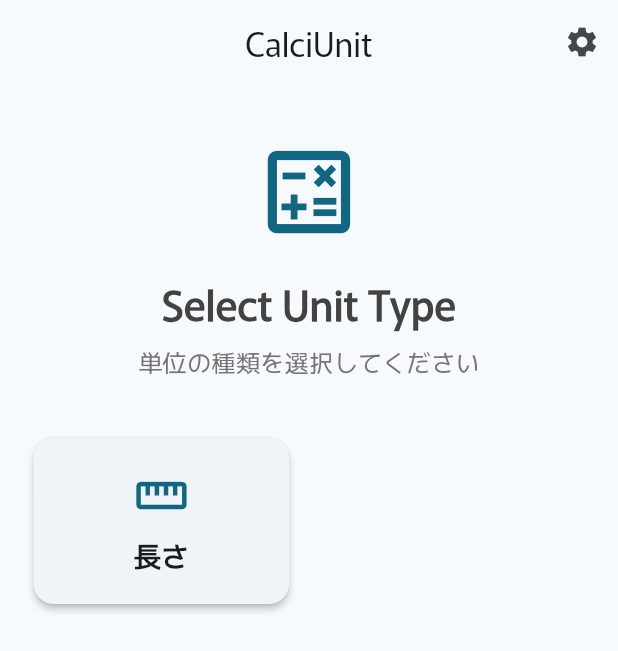
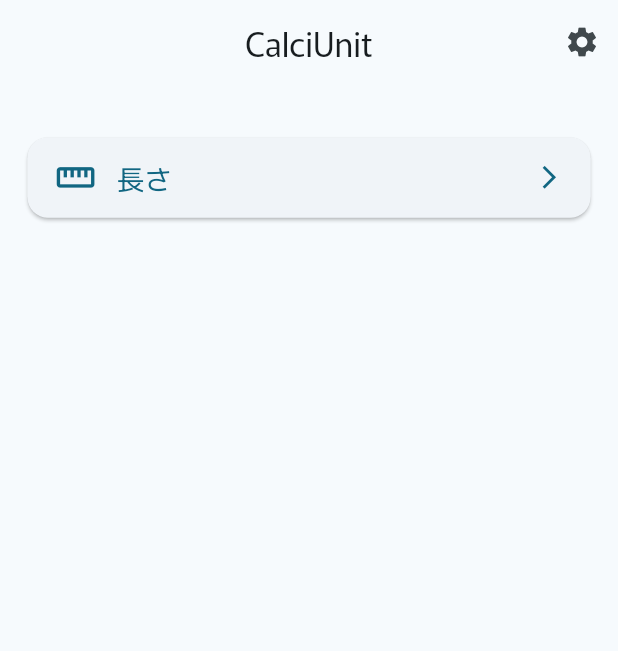
Before and after one commit to RioRio-do/calciunit, a Flutter app: the screen it shows after launch, on a phone screen of 412 x 824 dp. Shown: the top 651 px of the screen. Run offline on Flutter 3.47's test engine with Material 3 defaults, Android fonts, the light colour scheme and no system bars; our stand-ins replace decimal, flutter_hooks, flutter_riverpod, flutter_screenutil, freezed_annotation, go_router and 3 more; missing offline and left inert: rational; generated files the repository leaves out were written again.

Commit message:
メニュー画面のUIを改善し、ボタン形式に変更。ページ遷移にカスタムトランジションを追加。

```diff
--- a/lib/page/menu_page.dart
+++ b/lib/page/menu_page.dart
@@ -27,82 +27,35 @@ class MenuPage extends StatelessWidget {
         child: Column(
           children: [
             SizedBox(height: 16.h),
-            // ヘッダーセクション
-            Center(
-              child: Column(
-                children: [
-                  Icon(
-                    Icons.calculate_outlined,
-                    size: 64.w,
-                    color: Theme.of(context).primaryColor,
-                  ),
-                  SizedBox(height: 16.h),
-                  Text(
-                    'Select Unit Type',
-                    style: TextStyle(
-                      fontSize: 24.sp,
-                      fontWeight: FontWeight.bold,
-                      color: Colors.grey[800],
-                    ),
-                  ),
-                  SizedBox(height: 8.h),
-                  Text(
-                    '単位の種類を選択してください',
-                    style: TextStyle(
-                      fontSize: 14.sp,
-                      color: Colors.grey[600],
-                    ),
-                  ),
-                ],
-              ),
-            ),
-            SizedBox(height: 32.h),
-            // 単位一覧グリッド
-            Expanded(
-              child: GridView.builder(
-                gridDelegate: SliverGridDelegateWithFixedCrossAxisCount(
-                  crossAxisCount: 2,
-                  crossAxisSpacing: 16.w,
-                  mainAxisSpacing: 16.w,
-                  childAspectRatio: 1.5,
-                ),
-                itemCount: Units.values.length,
-                itemBuilder: (context, index) {
-                  final unit = Units.values[index];
-                  return InkWell(
-                    onTap: () => GoRouter.of(context).go('/$index'),
-                    child: Card(
-                      elevation: 2,
+            ...Units.values.map((unit) => Padding(
+                  padding: EdgeInsets.only(bottom: 8.h),
+                  child: ElevatedButton(
+                    style: ElevatedButton.styleFrom(
                       shape: RoundedRectangleBorder(
                         borderRadius: BorderRadius.circular(12.w),
                       ),
-                      child: Container(
-                        padding: EdgeInsets.all(16.w),
-                        child: Column(
-                          mainAxisAlignment: MainAxisAlignment.center,
-                          children: [
-                            Icon(
-                              _getIconForUnit(unit),
-                              size: 32.w,
-                              color: Theme.of(context).primaryColor,
-                            ),
-                            SizedBox(height: 8.h),
-                            Text(
-                              unit.name,
-                              style: TextStyle(
-                                fontSize: 16.sp,
-                                fontWeight: FontWeight.bold,
-                              ),
-                              textAlign: TextAlign.center,
-                            ),
-                          ],
-                        ),
+                      padding: EdgeInsets.symmetric(
+                        horizontal: 16.w,
+                        vertical: 12.h,
                       ),
                     ),
-                  );
-                },
-              ),
-            ),
+                    onPressed: () {
+                      context.go('/${unit.index}');
+                    },
+                    child: Row(
+                      children: [
+                        Icon(_getIconForUnit(unit), size: 24.w),
+                        SizedBox(width: 12.w),
+                        Text(
+                          unit.name,
+                          style: TextStyle(fontSize: 16.sp),
+                        ),
+                        const Spacer(),
+                        Icon(Icons.arrow_forward_ios, size: 16.w),
+                      ],
+                    ),
+                  ),
+                )),
           ],
         ),
       ),
--- a/lib/router.dart
+++ b/lib/router.dart
@@ -13,12 +13,37 @@ import 'page/dynamic_page.dart';
 import 'app_route.dart';
 
 List<GoRoute> generateRoutes(int count) {
+  const transitionDuration = Duration(milliseconds: 100);
+
   return List.generate(
     count,
     (index) {
       return GoRoute(
         path: '$index',
-        builder: (context, state) => DynamicPage(pageId: index),
+        pageBuilder: (context, state) {
+          return CustomTransitionPage(
+            key: state.pageKey,
+            child: DynamicPage(pageId: index),
+            transitionDuration: transitionDuration,
+            reverseTransitionDuration: transitionDuration, // 戻る時の時間を追加
+            transitionsBuilder:
+                (context, animation, secondaryAnimation, child) {
+              const begin = Offset(1.0, 0.0);
+              const end = Offset.zero;
+              final tween = Tween(begin: begin, end: end);
+              final curvedAnimation = CurvedAnimation(
+                parent: animation,
+                curve: Curves.easeInOut,
+              );
+              final offsetAnimation = curvedAnimation.drive(tween);
+
+              return SlideTransition(
+                position: offsetAnimation,
+                child: child,
+              );
+            },
+          );
+        },
       );
     },
   );
@@ -33,8 +58,30 @@ final goRouterProvider = Provider<GoRouter>(
         GoRoute(
           path: AppRoute.menu.path,
           name: AppRoute.menu.name,
-          builder: (BuildContext context, GoRouterState state) {
-            return const MenuPage();
+          pageBuilder: (context, state) {
+            return CustomTransitionPage(
+              key: state.pageKey,
+              child: const MenuPage(),
+              transitionDuration: const Duration(milliseconds: 100),
+              reverseTransitionDuration:
+                  const Duration(milliseconds: 100), // 戻る時の時間を追加
+              transitionsBuilder:
+                  (context, animation, secondaryAnimation, child) {
+                const begin = Offset(-1.0, 0.0);
+                const end = Offset.zero;
+                final tween = Tween(begin: begin, end: end);
+                final curvedAnimation = CurvedAnimation(
+                  parent: animation,
+                  curve: Curves.easeInOut,
+                );
+                final offsetAnimation = curvedAnimation.drive(tween);
+
+                return SlideTransition(
+                  position: offsetAnimation,
+                  child: child,
+                );
+              },
+            );
           },
           routes: [
             GoRoute(
```
